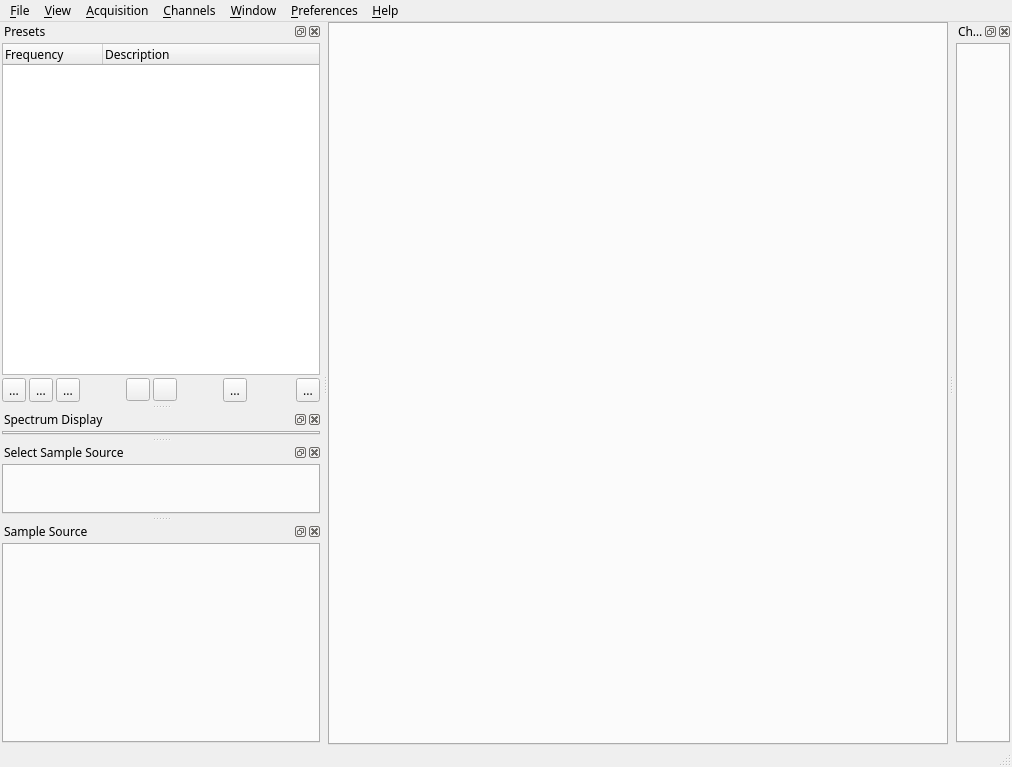
Old version of the form sdrbase/mainwindow.ui in the repository f4exb/sdrangel.
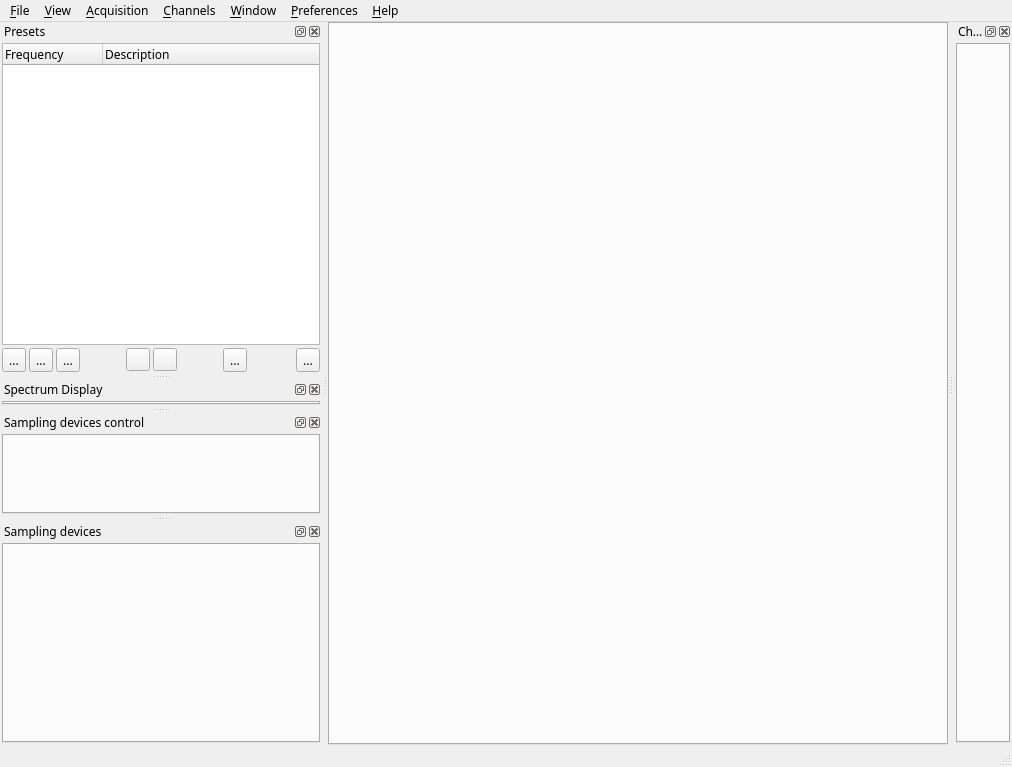
New version of the form. Icons and pictures are not drawn.

Commit message: Multi device support: create a dedicated UI for devices control

What changed in the file:
```diff
--- a/sdrbase/mainwindow.ui
+++ b/sdrbase/mainwindow.ui
@@ -400,7 +400,7 @@
   </widget>
   <widget class="QDockWidget" name="inputSelectDock">
    <property name="windowTitle">
-    <string>Select Sample Source</string>
+    <string>Sampling devices control</string>
    </property>
    <attribute name="dockWidgetArea">
     <number>1</number>
@@ -424,7 +424,7 @@
        <property name="minimumSize">
         <size>
          <width>0</width>
-         <height>50</height>
+         <height>80</height>
         </size>
        </property>
        <property name="currentIndex">
@@ -437,7 +437,7 @@
   </widget>
   <widget class="QDockWidget" name="inputViewDock">
    <property name="windowTitle">
-    <string>Sample Source</string>
+    <string>Sampling devices</string>
    </property>
    <attribute name="dockWidgetArea">
     <number>1</number>
```
The commit also changes 3 other files.
